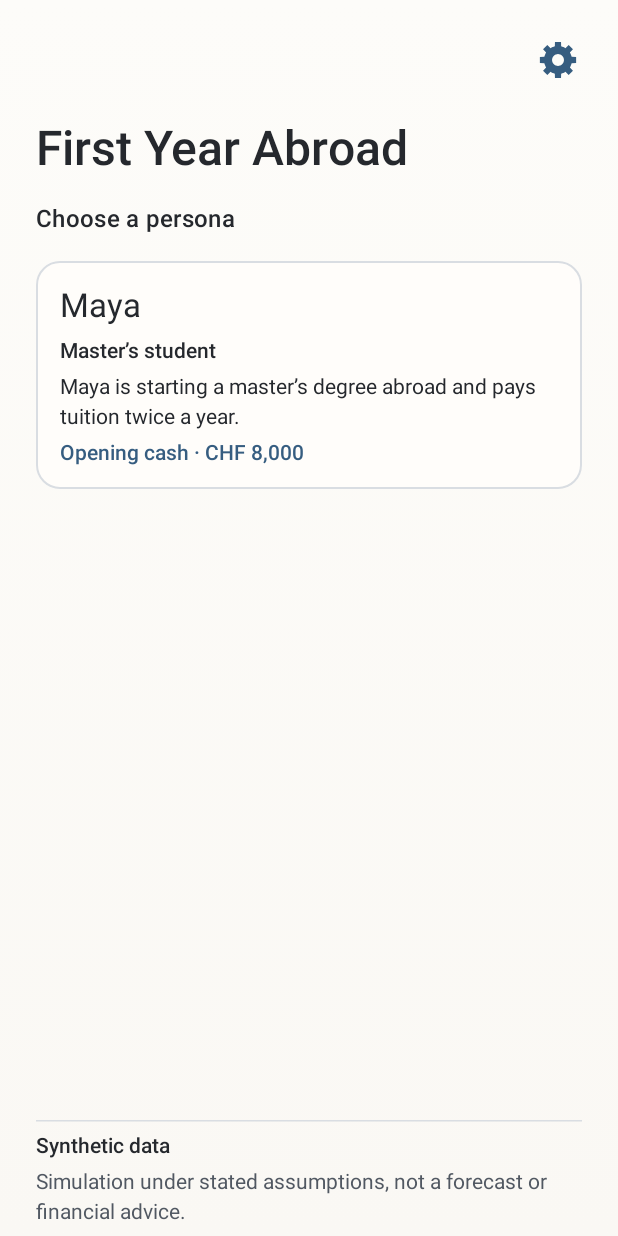
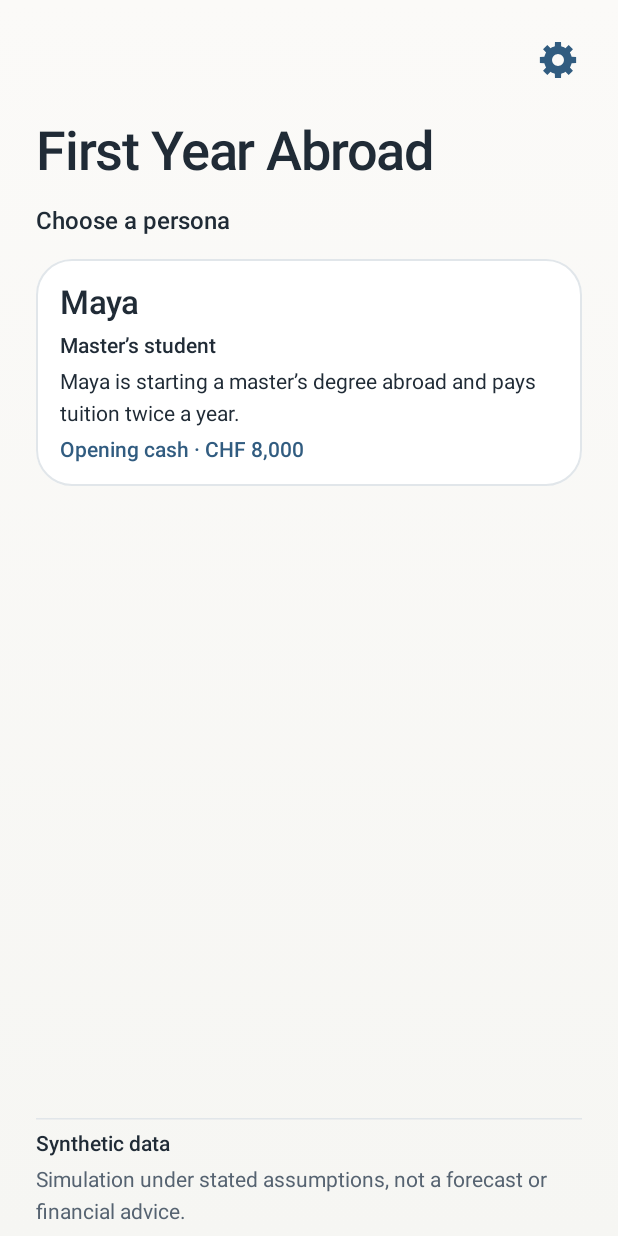
Before and after one commit to Lauzhackathuna/Thunasalmon, an Android app built with Jetpack Compose: the screen it shows after launch (MainActivity), on a phone screen of 412 x 824 dp. Run offline under Robolectric (Android 15) with nearby library versions, the phone set to English and light mode, and no system bars; our stand-ins replace Compose Multiplatform resources.

Commit message:
feat(design): establish Quiet Motion palettes typography and softened surfaces

```diff
--- a/FinLife/shared/src/commonMain/kotlin/com/tuna/finlife/ui/FinLifeTheme.kt
+++ b/FinLife/shared/src/commonMain/kotlin/com/tuna/finlife/ui/FinLifeTheme.kt
@@ -23,38 +23,53 @@ enum class ThemeMode { System, Light, Dark }
 internal val FinLifeContentWidth = 480.dp
 
 internal object FinLifeSpacing {
+    val xSmall = 4.dp
     val small = 8.dp
     val medium = 16.dp
     val large = 24.dp
+    val xLarge = 32.dp
     val touchTarget = 48.dp
 }
 
+/** Quiet Motion: warm paper, slate ink, restrained glacier blue and a soft copper accent. */
 private val LightColors = lightColorScheme(
-    primary = Color(0xFF365D80),
+    primary = Color(0xFF315C80),
     onPrimary = Color.White,
-    background = Color(0xFFFAF8F4),
-    onBackground = Color(0xFF25282D),
-    surface = Color(0xFFFFFDFA),
-    onSurface = Color(0xFF25282D),
-    onSurfaceVariant = Color(0xFF515862),
-    outline = Color(0xFF737B84),
-    outlineVariant = Color(0xFFD9DDE2),
-    secondaryContainer = Color(0xFFDCEAF7),
-    onSecondaryContainer = Color(0xFF223F58),
+    secondary = Color(0xFF8E735D),
+    onSecondary = Color.White,
+    tertiary = Color(0xFF607C7A),
+    background = Color(0xFFF6F6F3),
+    onBackground = Color(0xFF202B36),
+    surface = Color(0xFFFFFFFF),
+    onSurface = Color(0xFF202B36),
+    surfaceVariant = Color(0xFFF0F3F5),
+    onSurfaceVariant = Color(0xFF566371),
+    outline = Color(0xFF7D8B98),
+    outlineVariant = Color(0xFFE1E6EA),
+    primaryContainer = Color(0xFFDCEBF5),
+    onPrimaryContainer = Color(0xFF203D54),
+    secondaryContainer = Color(0xFFF0E8DF),
+    onSecondaryContainer = Color(0xFF654D3A),
 )
 
 private val DarkColors = darkColorScheme(
-    primary = Color(0xFFA9CEF0),
-    onPrimary = Color(0xFF17354E),
-    background = Color(0xFF25272E),
-    onBackground = Color(0xFFF4F1EB),
-    surface = Color(0xFF30333D),
-    onSurface = Color(0xFFF4F1EB),
-    onSurfaceVariant = Color(0xFFC5CCD5),
-    outline = Color(0xFF9CA5B0),
-    outlineVariant = Color(0xFF454C56),
-    secondaryContainer = Color(0xFF294962),
-    onSecondaryContainer = Color(0xFFDBEAF7),
+    primary = Color(0xFFA8D2F1),
+    onPrimary = Color(0xFF132C40),
+    secondary = Color(0xFFD4B196),
+    onSecondary = Color(0xFF372B22),
+    tertiary = Color(0xFF9CCAC3),
+    background = Color(0xFF171B23),
+    onBackground = Color(0xFFF2F4F5),
+    surface = Color(0xFF222936),
+    onSurface = Color(0xFFF2F4F5),
+    surfaceVariant = Color(0xFF2A3543),
+    onSurfaceVariant = Color(0xFFC0CDD9),
+    outline = Color(0xFF8EA0B0),
+    outlineVariant = Color(0xFF3A4655),
+    primaryContainer = Color(0xFF25445E),
+    onPrimaryContainer = Color(0xFFE1F2FF),
+    secondaryContainer = Color(0xFF493F38),
+    onSecondaryContainer = Color(0xFFF1D9C5),
 )
 
 internal data class DeltaColors(val gain: Color, val loss: Color, val neutral: Color) {
@@ -65,38 +80,63 @@ internal data class DeltaColors(val gain: Color, val loss: Color, val neutral: C
     }
 }
 
-private val LightDeltaColors = DeltaColors(Color(0xFF236342), Color(0xFFA5343C), LightColors.onSurfaceVariant)
-private val DarkDeltaColors = DeltaColors(Color(0xFF94D8AE), Color(0xFFFFABB1), DarkColors.onSurfaceVariant)
+private val LightDeltaColors = DeltaColors(Color(0xFF277453), Color(0xFFAA4550), LightColors.onSurfaceVariant)
+private val DarkDeltaColors = DeltaColors(Color(0xFF9DE0BC), Color(0xFFFFB1B5), DarkColors.onSurfaceVariant)
 internal val LocalDeltaColors = staticCompositionLocalOf { LightDeltaColors }
-private val LightBackdrop = Brush.verticalGradient(listOf(Color(0xFFFDFCF9), LightColors.background))
-private val DarkBackdrop = Brush.verticalGradient(listOf(Color(0xFF353B4B), DarkColors.background, Color(0xFF202127)))
+private val LightBackdrop = Brush.verticalGradient(listOf(Color(0xFFFBFAF8), LightColors.background))
+private val DarkBackdrop = Brush.verticalGradient(listOf(Color(0xFF242D3B), DarkColors.background, Color(0xFF151921)))
 internal val LocalGameBackdrop = staticCompositionLocalOf { LightBackdrop }
 /** Background of outlined buttons: white in light mode, the dark surface in dark mode. */
 internal val LocalButtonContainer = staticCompositionLocalOf { Color.White }
 
 private val FinLifeShapes = Shapes(
-    small = RoundedCornerShape(8.dp),
-    medium = RoundedCornerShape(12.dp),
-    large = RoundedCornerShape(16.dp),
+    small = RoundedCornerShape(12.dp),
+    medium = RoundedCornerShape(16.dp),
+    large = RoundedCornerShape(24.dp),
 )
 
 private val FinLifeTypography = Typography(
     headlineLarge = TextStyle(
-        fontFamily = FontFamily.Default,
+        fontFamily = FontFamily.SansSerif,
         fontWeight = FontWeight.SemiBold,
-        fontSize = 32.sp,
-        lineHeight = 40.sp,
+        fontSize = 36.sp,
+        lineHeight = 43.sp,
+        letterSpacing = (-0.8).sp,
+    ),
+    titleLarge = TextStyle(
+        fontFamily = FontFamily.SansSerif,
+        fontWeight = FontWeight.SemiBold,
+        fontSize = 22.sp,
+        lineHeight = 29.sp,
+        letterSpacing = (-0.3).sp,
+    ),
+    titleMedium = TextStyle(
+        fontFamily = FontFamily.SansSerif,
+        fontWeight = FontWeight.SemiBold,
+        fontSize = 16.sp,
+        lineHeight = 23.sp,
+    ),
+    bodyLarge = TextStyle(
+        fontFamily = FontFamily.SansSerif,
+        fontSize = 16.sp,
+        lineHeight = 24.sp,
     ),
     bodyMedium = TextStyle(
-        fontFamily = FontFamily.Default,
+        fontFamily = FontFamily.SansSerif,
+        fontSize = 14.sp,
+        lineHeight = 21.sp,
+    ),
+    labelLarge = TextStyle(
+        fontFamily = FontFamily.SansSerif,
+        fontWeight = FontWeight.SemiBold,
         fontSize = 14.sp,
         lineHeight = 20.sp,
     ),
-    labelLarge = TextStyle(
-        fontFamily = FontFamily.Default,
-        fontWeight = FontWeight.SemiBold,
-        fontSize = 14.sp,
-        lineHeight = 20.sp,
+    labelSmall = TextStyle(
+        fontFamily = FontFamily.SansSerif,
+        fontWeight = FontWeight.Medium,
+        fontSize = 12.sp,
+        lineHeight = 17.sp,
     ),
 )
 
```
